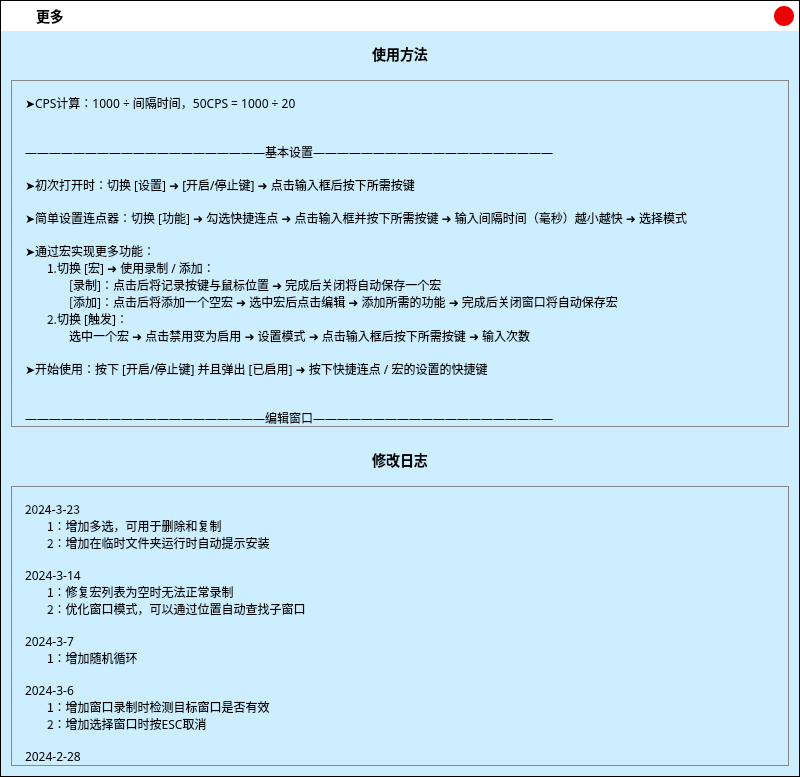
First picture: the form in .ui/MoreUi.ui, repository ChiyukiGana/Quickinput, before the edit.
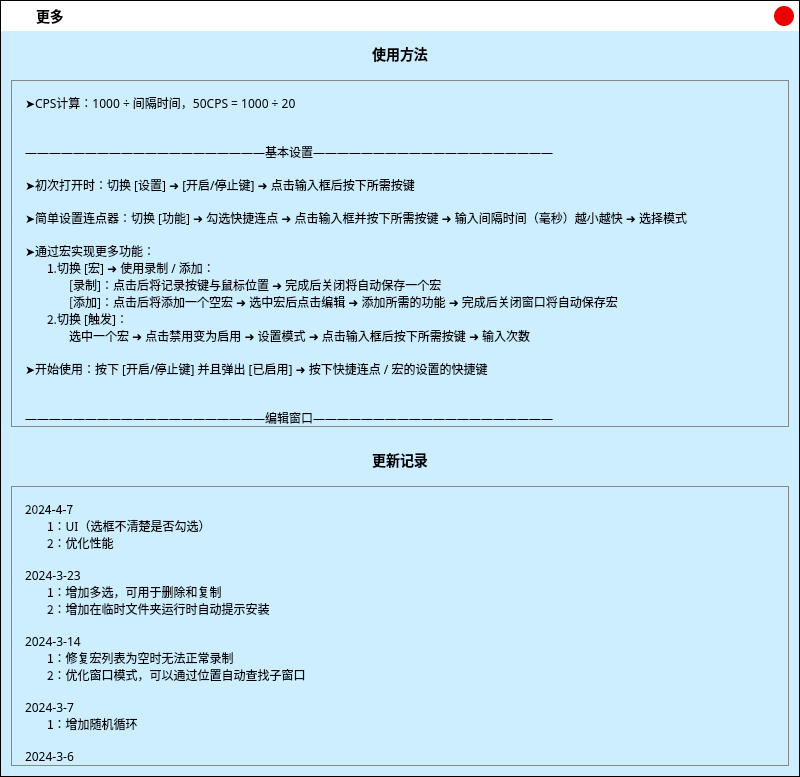
Second picture: the form after the edit. Icons and pictures are not drawn.

```diff
--- a/.ui/MoreUi.ui
+++ b/.ui/MoreUi.ui
@@ -398,7 +398,7 @@
       <string notr="true">padding-top:12px;padding-bottom:5px;font-size:14px;</string>
      </property>
      <property name="text">
-      <string>修改日志</string>
+      <string>更新记录</string>
      </property>
      <property name="alignment">
       <set>Qt::AlignCenter</set>
@@ -437,7 +437,7 @@
         <x>0</x>
         <y>0</y>
         <width>776</width>
-        <height>3317</height>
+        <height>3385</height>
        </rect>
       </property>
       <property name="styleSheet">
@@ -479,7 +479,11 @@
           <string notr="true">font-size:12px;</string>
          </property>
          <property name="text">
-          <string>2024-3-23
+          <string>2024-4-7
+ㅤㅤ1：UI（选框不清楚是否勾选）
+ㅤㅤ2：优化性能
+
+2024-3-23
 ㅤㅤ1：增加多选，可用于删除和复制
 ㅤㅤ2：增加在临时文件夹运行时自动提示安装
 
```
